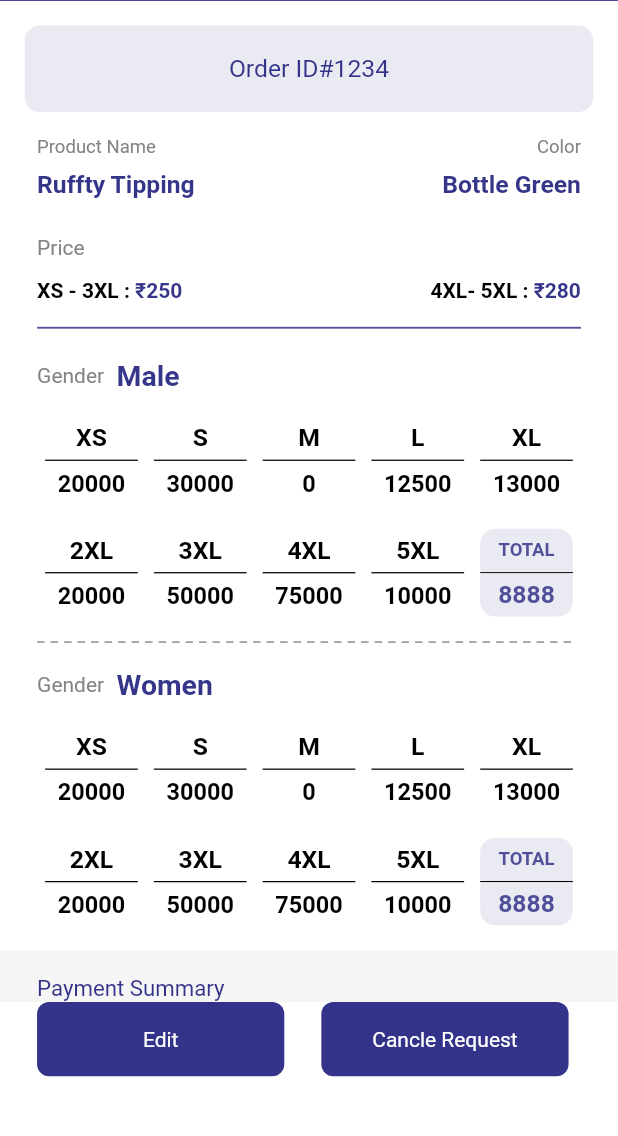
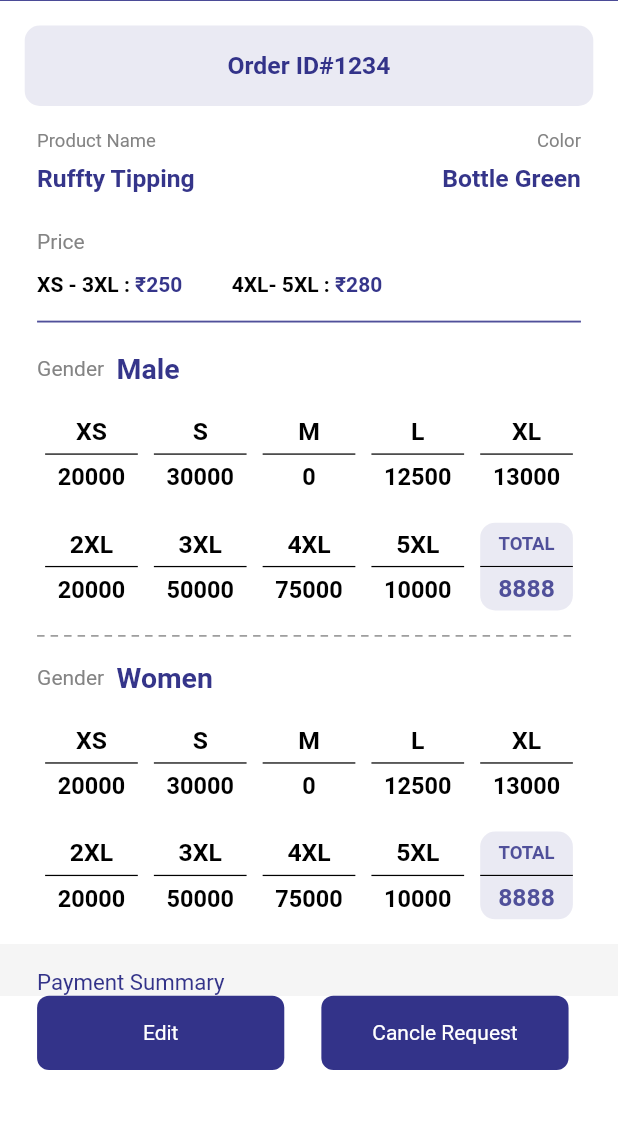
Before and after one commit to sohelpinjari/casadealerapp1, a Flutter app: the order_id screen opened directly, on a phone screen of 412 x 824 dp, the part 98-1234 px from its top. Run offline on Flutter 3.47's test engine with Material 2 defaults, Android fonts, the phone set to English and light mode, and no system bars; drawn by our look-alikes of dotted_line; our stand-ins replace carousel_slider, connectivity, shared_preferences, sizer, smooth_page_indicator; missing offline and left inert: dart:ffi; accounts and stored records are empty.

Commit message:
14/03/23

```diff
--- a/lib/screens/order_id.dart
+++ b/lib/screens/order_id.dart
@@ -122,7 +122,7 @@ class _order_idState extends State<order_id> {
             padding: EdgeInsets.all(2.h),
             child: Container(
               alignment: Alignment.center,
-              height: 7.h,
+              height: 6.5.h,
               width: 95.w,
               decoration: BoxDecoration(
                 color: Color(0xffeaeaf3),
@@ -131,7 +131,9 @@ class _order_idState extends State<order_id> {
                 ),
               ),
               child: Text('Order ID#1234',
-                  style: TextStyle(fontSize: 2.h, color: Color(0xff333389))),
+                  style: TextStyle(fontSize: 2.h,
+                      fontWeight: FontWeight.bold,
+                      color: Color(0xff333389))),
             ),
           ),
 
@@ -217,8 +219,8 @@ class _order_idState extends State<order_id> {
                       child: Row(
                         crossAxisAlignment:
                         CrossAxisAlignment.start,
-                        mainAxisAlignment:
-                        MainAxisAlignment.spaceBetween,
+                        // mainAxisAlignment:
+                        // MainAxisAlignment.spaceBetween,
                         children: [
                           Container(
                             alignment: Alignment.center,
@@ -238,6 +240,7 @@ class _order_idState extends State<order_id> {
                               ],
                             ),
                           ),
+                          SizedBox(width: 8.w),
                           Container(
                             alignment: Alignment.center,
                             height: 3.h,
```
